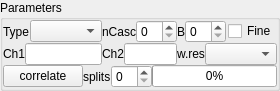
Fluorescence-Tools/chisurf, file chisurf/plugins/tttr/tttr_correlate/correlatorWidget.ui: the form before one commit.
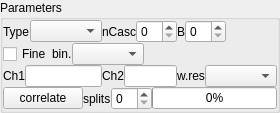
The form after the commit.

Commit message: fix correlator fine mode and micro-time binning

```diff
--- a/chisurf/plugins/tttr/tttr_correlate/correlatorWidget.ui
+++ b/chisurf/plugins/tttr/tttr_correlate/correlatorWidget.ui
@@ -74,7 +74,9 @@
         </item>
        </layout>
       </item>
-      <item row="0" column="8">
+      <item row="1" column="1" colspan="4">
+       <layout class="QHBoxLayout" name="horizontalLayout_fine">
+        <item>
        <widget class="QCheckBox" name="checkBox">
         <property name="text">
          <string>Fine</string>
@@ -83,6 +85,31 @@
          <bool>false</bool>
         </property>
        </widget>
+        </item>
+        <item>
+         <widget class="QLabel" name="label_micro_binning">
+          <property name="text">
+           <string>bin.</string>
+          </property>
+         </widget>
+        </item>
+        <item>
+         <widget class="QComboBox" name="comboBox_micro_binning"/>
+        </item>
+        <item>
+         <spacer name="horizontalSpacer">
+          <property name="orientation">
+           <enum>Qt::Horizontal</enum>
+          </property>
+          <property name="sizeHint" stdset="0">
+           <size>
+            <width>40</width>
+            <height>20</height>
+           </size>
+          </property>
+         </spacer>
+        </item>
+       </layout>
       </item>
       <item row="2" column="5" colspan="4">
        <layout class="QHBoxLayout" name="horizontalLayout_4">
```
Lines whose indentation alone changed are shown as unchanged. The commit also changes 5 other files.
